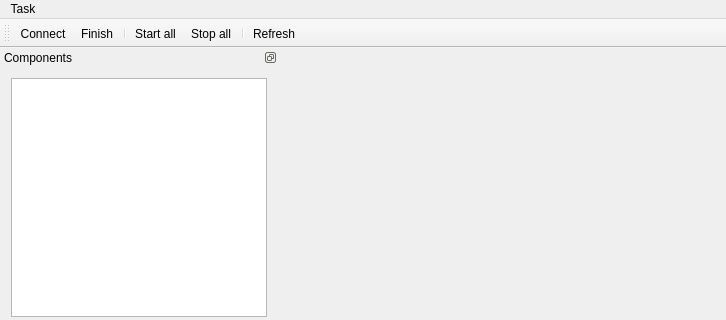
Above: src/GUI/MainWindow.ui from maciek-slon/DisCODe before the change; both pictures show x 0 to 726 and y 0 to 320 of the 726 by 635 pixel window. Below: the same form after it.
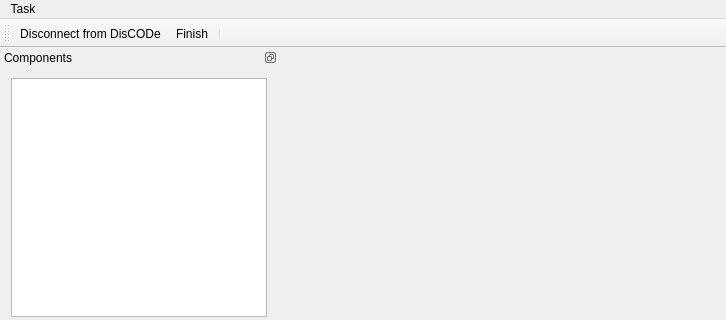
That is the form after the change. Icons and pictures are not drawn.

The edit to the form file:
```diff
--- a/src/GUI/MainWindow.ui
+++ b/src/GUI/MainWindow.ui
@@ -92,10 +92,6 @@
    <addaction name="actionConnect"/>
    <addaction name="actionFinish"/>
    <addaction name="separator"/>
-   <addaction name="actionStart_all"/>
-   <addaction name="actionStop_all"/>
-   <addaction name="separator"/>
-   <addaction name="actionRefresh"/>
   </widget>
   <widget class="QStatusBar" name="statusBar"/>
   <widget class="QDockWidget" name="wComponents">
@@ -177,7 +173,7 @@
      <normaloff>:/icons/connect</normaloff>:/icons/connect</iconset>
    </property>
    <property name="text">
-    <string>Connect</string>
+    <string>Disconnect from DisCODe</string>
    </property>
    <property name="toolTip">
     <string>Connect</string>
```
Left out of the diff: 68 changed lines with no effect on the pictures.
